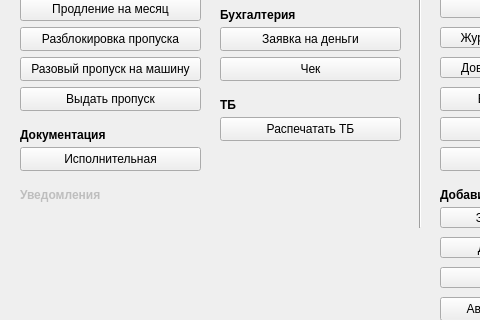
Above: my_helper/my_helper/designer_ui/main_menu.ui from SmolPO/vertical before the change; both pictures show x 0 to 480 and y 103 to 423 of the 587 by 556 pixel window. Below: the same form after it.
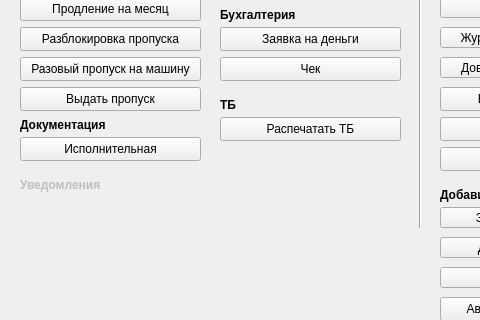
That is the form after the change.

What changed in the file:
```diff
--- a/my_helper/my_helper/designer_ui/main_menu.ui
+++ b/my_helper/my_helper/designer_ui/main_menu.ui
@@ -146,7 +146,7 @@
     <property name="geometry">
      <rect>
       <x>20</x>
-      <y>250</y>
+      <y>240</y>
       <width>181</width>
       <height>24</height>
      </rect>
@@ -204,7 +204,7 @@
     <property name="geometry">
      <rect>
       <x>20</x>
-      <y>290</y>
+      <y>280</y>
       <width>111</width>
       <height>16</height>
      </rect>
@@ -300,7 +300,7 @@
     <property name="geometry">
      <rect>
       <x>20</x>
-      <y>230</y>
+      <y>220</y>
       <width>91</width>
       <height>16</height>
      </rect>
```
